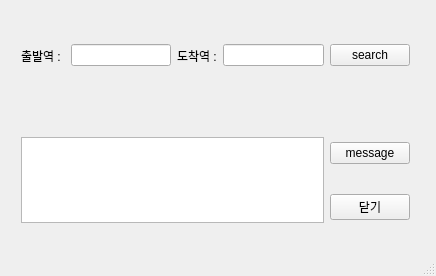
Old version of the form mainSubway/mainwindow.ui in the repository dktkwhdk1/Subway-Application-Project.
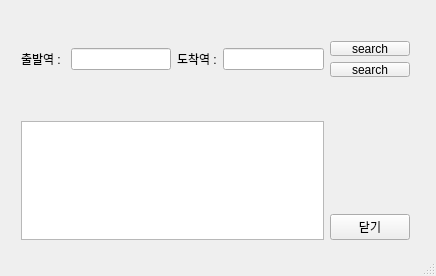
New version of the form.

Patch:
```diff
--- a/mainSubway/mainwindow.ui
+++ b/mainSubway/mainwindow.ui
@@ -24,13 +24,35 @@
     <property name="geometry">
      <rect>
       <x>10</x>
+      <y>110</y>
+      <width>411</width>
+      <height>141</height>
+     </rect>
+    </property>
+    <layout class="QGridLayout" name="gridLayout">
+     <item row="0" column="0" rowspan="2">
+      <widget class="QTextBrowser" name="textBrowser"/>
+     </item>
+     <item row="1" column="1">
+      <widget class="QPushButton" name="pushButton_2">
+       <property name="text">
+        <string>닫기</string>
+       </property>
+      </widget>
+     </item>
+    </layout>
+   </widget>
+   <widget class="QWidget" name="">
+    <property name="geometry">
+     <rect>
+      <x>10</x>
       <y>30</y>
       <width>411</width>
-      <height>51</height>
+      <height>58</height>
      </rect>
     </property>
-    <layout class="QHBoxLayout" name="horizontalLayout">
-     <item>
+    <layout class="QGridLayout" name="gridLayout_2">
+     <item row="0" column="0" rowspan="2">
       <widget class="QLabel" name="label">
        <property name="styleSheet">
         <string notr="true">font: 14pt &quot;Ubuntu&quot;;
@@ -44,14 +66,14 @@
        </property>
       </widget>
      </item>
-     <item>
+     <item row="0" column="1" rowspan="2">
       <widget class="QLineEdit" name="lineEdit">
        <property name="text">
         <string/>
        </property>
       </widget>
      </item>
-     <item>
+     <item row="0" column="2" rowspan="2">
       <widget class="QLabel" name="label_2">
        <property name="styleSheet">
         <string notr="true">font: 13pt &quot;Ubuntu&quot;;</string>
@@ -64,7 +86,7 @@
        </property>
       </widget>
      </item>
-     <item>
+     <item row="0" column="3" rowspan="2">
       <widget class="QLineEdit" name="lineEdit_2">
        <property name="styleSheet">
         <string notr="true"/>
@@ -74,7 +96,14 @@
        </property>
       </widget>
      </item>
-     <item>
+     <item row="0" column="4">
+      <widget class="QPushButton" name="search1_2">
+       <property name="text">
+        <string>search</string>
+       </property>
+      </widget>
+     </item>
+     <item row="1" column="4">
       <widget class="QPushButton" name="search1">
        <property name="text">
         <string>search</string>
@@ -83,35 +112,6 @@
      </item>
     </layout>
    </widget>
-   <widget class="QWidget" name="layoutWidget">
-    <property name="geometry">
-     <rect>
-      <x>10</x>
-      <y>110</y>
-      <width>411</width>
-      <height>141</height>
-     </rect>
-    </property>
-    <layout class="QGridLayout" name="gridLayout">
-     <item row="0" column="0" rowspan="2">
-      <widget class="QTextBrowser" name="textBrowser"/>
-     </item>
-     <item row="0" column="1">
-      <widget class="QPushButton" name="pushButton_3">
-       <property name="text">
-        <string>message</string>
-       </property>
-      </widget>
-     </item>
-     <item row="1" column="1">
-      <widget class="QPushButton" name="pushButton_2">
-       <property name="text">
-        <string>닫기</string>
-       </property>
-      </widget>
-     </item>
-    </layout>
-   </widget>
   </widget>
   <widget class="QStatusBar" name="statusBar"/>
  </widget>
```
